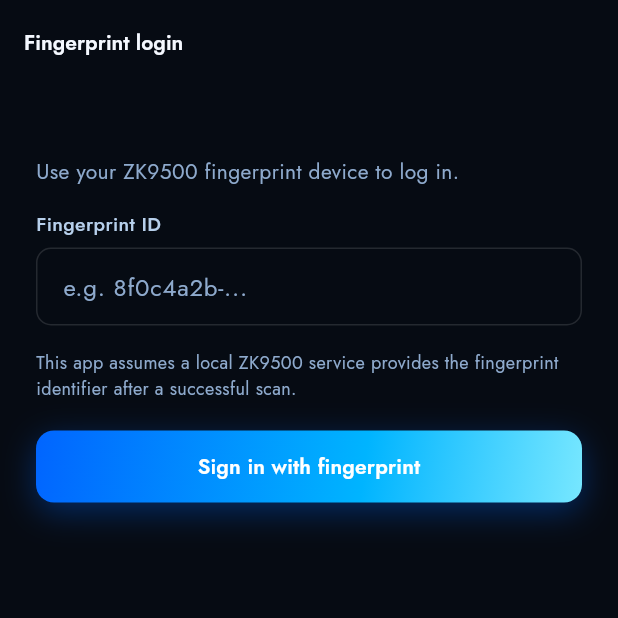
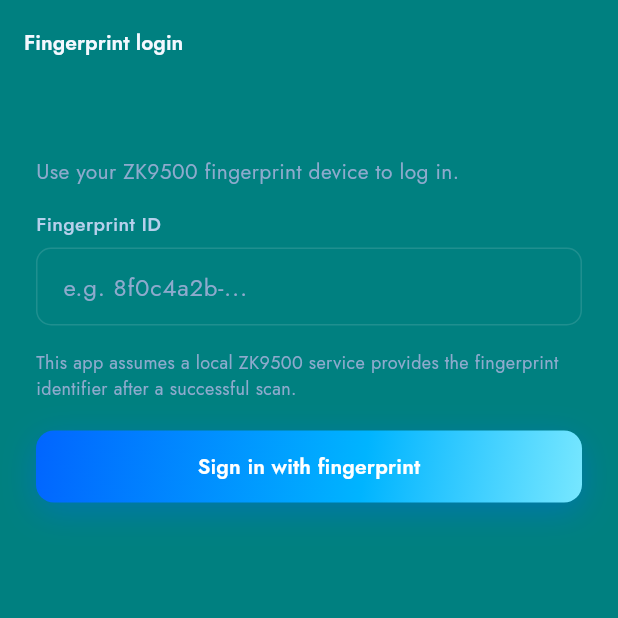
Before and after one commit to goda-coder/MOBILE, a Flutter app: the screen it shows after launch, after a tap on "Sign in", after a tap on "Login with fingerprint", on a phone screen of 412 x 824 dp, the top half of it. Run offline on Flutter 3.47's test engine with Material 3 defaults, Android fonts, the phone set to English and light mode, and no system bars; our stand-ins replace camera, dio, flutter_riverpod, flutter_secure_storage, go_router, google_fonts and 1 more; missing offline and left inert: mobile_scanner; network calls fail.

Commit message:
Update the color

```diff
--- a/lib/theme/app_theme.dart
+++ b/lib/theme/app_theme.dart
@@ -31,7 +31,7 @@ ThemeData buildAppTheme() {
     useMaterial3: true,
     brightness: Brightness.dark,
     colorScheme: colorScheme,
-    scaffoldBackgroundColor: AppColors.ink950,
+    scaffoldBackgroundColor: const Color(0XFF008080),
     textTheme: textTheme,
     appBarTheme: AppBarTheme(
       backgroundColor: AppColors.ink950,
--- a/lib/theme/colors.dart
+++ b/lib/theme/colors.dart
@@ -9,7 +9,7 @@ abstract final class AppColors {
   static const brandAccent    = Color(0xFF77E7FF); // aqua
 
   // Surface ladder — darkest = ink950, lightest = ink100
-  static const ink950 = Color(0xFF060B13);
+  static const ink950 = Color(0xFF008080);
   static const ink900 = Color(0xFF0C1323);
   static const ink800 = Color(0xFF17213A);
   static const ink700 = Color(0xFF273556);
```
